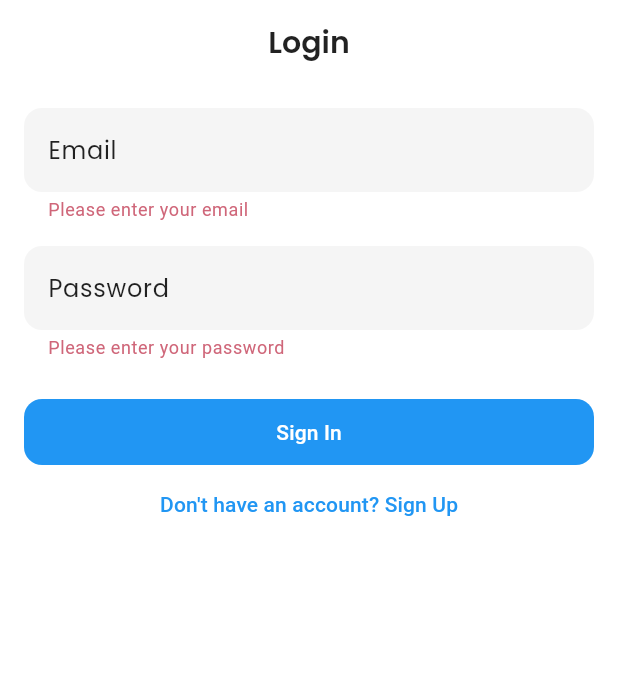
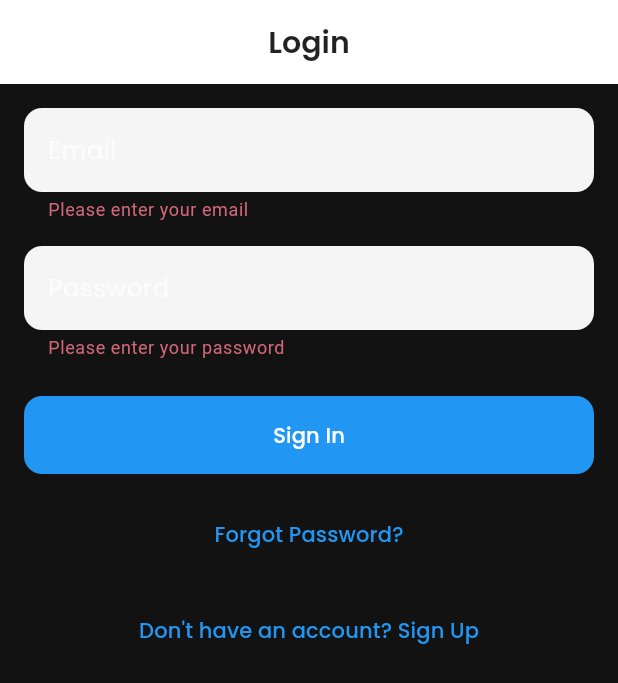
Before and after one commit to predictor47/Cointos, a Flutter app: the screen it shows after launch, after a tap on "Sign In", on a phone screen of 412 x 824 dp. Shown: the top 683 px of the screen. Run offline on Flutter 3.47's test engine with Material 3 defaults, Android fonts, the light colour scheme and no system bars; our stand-ins replace cloud_firestore, firebase_auth, firebase_core, fl_chart, flutter_fortune_wheel, google_fonts and 4 more; accounts and stored records are empty.

Commit message:
theme improvement login_screen

```diff
--- a/lib/screens/login_screen.dart
+++ b/lib/screens/login_screen.dart
@@ -1,5 +1,4 @@
 import 'package:firebase_auth/firebase_auth.dart' hide AuthProvider;
-import 'package:flutter/foundation.dart';
 import 'package:flutter/material.dart';
 import 'package:provider/provider.dart';
 import '../providers/auth_provider.dart';
@@ -8,6 +7,7 @@ import 'signup_screen.dart';
 import 'forgot_password_screen.dart';
 import 'home_screen.dart';
 import 'package:shared_preferences/shared_preferences.dart';
+import '../theme.dart';
 
 class LoginScreen extends StatefulWidget {
   const LoginScreen({super.key});
@@ -21,8 +21,6 @@ class _LoginScreenState extends State<LoginScreen>
   final _formKey = GlobalKey<FormState>();
   final _emailController = TextEditingController();
   final _passwordController = TextEditingController();
-
-  // Error message variables
 
   late AnimationController _animationController;
 
@@ -60,7 +58,6 @@ class _LoginScreenState extends State<LoginScreen>
           password: _passwordController.text,
         );
 
-        // Save login time
         final prefs = await SharedPreferences.getInstance();
         await prefs.setInt(
             'lastLoginTime', DateTime.now().millisecondsSinceEpoch);
@@ -70,23 +67,17 @@ class _LoginScreenState extends State<LoginScreen>
           MaterialPageRoute(builder: (context) => const HomeScreen()),
         );
       } on FirebaseAuthException catch (e) {
-        if (e.code == 'user-not-found') {
-          setState(() {});
-        } else if (e.code == 'wrong-password') {
-          setState(() {});
-        } else {
-          ScaffoldMessenger.of(context).showSnackBar(
-            SnackBar(
-              content: Text('An error occurred: ${e.message}'),
-              backgroundColor: Colors.red,
-            ),
-          );
-        }
+        ScaffoldMessenger.of(context).showSnackBar(
+          SnackBar(
+            content: Text('Error: ${e.message}'),
+            backgroundColor: UpgradedAppTheme.errorColor,
+          ),
+        );
       } catch (e) {
         ScaffoldMessenger.of(context).showSnackBar(
           SnackBar(
             content: Text('An error occurred: ${e.toString()}'),
-            backgroundColor: Colors.red,
+            backgroundColor: UpgradedAppTheme.errorColor,
           ),
         );
       } finally {
@@ -102,7 +93,11 @@ class _LoginScreenState extends State<LoginScreen>
     Provider.of<AuthProvider>(context);
 
     return Scaffold(
-      appBar: AppBar(title: const Text('Login')),
+      backgroundColor: UpgradedAppTheme.backgroundColor,
+      appBar: AppBar(
+        title: const Text('Login'),
+        elevation: 0,
+      ),
       body: SingleChildScrollView(
         child: Padding(
           padding: const EdgeInsets.all(16.0),
@@ -113,8 +108,17 @@ class _LoginScreenState extends State<LoginScreen>
               children: [
                 TextFormField(
                   controller: _emailController,
-                  decoration: const InputDecoration(labelText: 'Email'),
-                  style: const TextStyle(color: Colors.white),
+                  decoration: InputDecoration(
+                    labelText: 'Email',
+                    labelStyle: TextStyle(
+                      color: Colors.white.withOpacity(0.7),
+                      fontFamily: UpgradedAppTheme.fontFamily,
+                    ),
+                  ),
+                  style: TextStyle(
+                    color: Colors.white,
+                    fontFamily: UpgradedAppTheme.fontFamily,
+                  ),
                   validator: (value) {
                     if (value == null || value.isEmpty) {
                       return 'Please enter your email';
@@ -128,8 +132,17 @@ class _LoginScreenState extends State<LoginScreen>
                 const SizedBox(height: 16),
                 TextFormField(
                   controller: _passwordController,
-                  decoration: const InputDecoration(labelText: 'Password'),
-                  style: const TextStyle(color: Colors.white),
+                  decoration: InputDecoration(
+                    labelText: 'Password',
+                    labelStyle: TextStyle(
+                      color: Colors.white.withOpacity(0.7),
+                      fontFamily: UpgradedAppTheme.fontFamily,
+                    ),
+                  ),
+                  style: TextStyle(
+                    color: Colors.white,
+                    fontFamily: UpgradedAppTheme.fontFamily,
+                  ),
                   obscureText: true,
                   validator: (value) {
                     if (value == null || value.isEmpty) {
@@ -141,10 +154,38 @@ class _LoginScreenState extends State<LoginScreen>
                 const SizedBox(height: 24),
                 ElevatedButton(
                   onPressed: _signInWithEmailAndPassword,
+                  style: ElevatedButton.styleFrom(
+                    backgroundColor: UpgradedAppTheme.primaryColor,
+                    foregroundColor: Colors.white,
+                    padding: const EdgeInsets.symmetric(vertical: 16),
+                    shape: RoundedRectangleBorder(
+                      borderRadius: BorderRadius.circular(12),
+                    ),
+                  ),
                   child: _isLoading
                       ? const CircularProgressIndicator(color: Colors.white)
-                      : const Text('Sign In'),
+                      : Text('Sign In',
+                          style: TextStyle(
+                              fontFamily: UpgradedAppTheme.fontFamily)),
                 ),
+                const SizedBox(height: 16),
+                TextButton(
+                  onPressed: () {
+                    Navigator.push(
+                      context,
+                      MaterialPageRoute(
+                          builder: (context) => const ForgotPasswordScreen()),
+                    );
+                  },
+                  style: TextButton.styleFrom(
+                    foregroundColor: UpgradedAppTheme.primaryColor,
+                  ),
+                  child: Text(
+                    "Forgot Password?",
+                    style: TextStyle(fontFamily: UpgradedAppTheme.fontFamily),
+                  ),
+                ),
+                const SizedBox(height: 16),
                 TextButton(
                   onPressed: () {
                     Navigator.push(
@@ -153,7 +194,13 @@ class _LoginScreenState extends State<LoginScreen>
                           builder: (context) => const SignupScreen()),
                     );
                   },
-                  child: const Text("Don't have an account? Sign Up"),
+                  style: TextButton.styleFrom(
+                    foregroundColor: UpgradedAppTheme.primaryColor,
+                  ),
+                  child: Text(
+                    "Don't have an account? Sign Up",
+                    style: TextStyle(fontFamily: UpgradedAppTheme.fontFamily),
+                  ),
                 ),
               ],
             ),
--- a/lib/theme.dart
+++ b/lib/theme.dart
@@ -8,6 +8,7 @@ class UpgradedAppTheme {
   static const Color _surfaceColor =
       Color(0xFF1E1E1E); // Slightly Lighter Surface
   static const Color _errorColor = Color(0xFFCF6679); // Soft Red for Errors
+  static const String _fontFamily = 'Poppins';
 
   static ThemeData darkTheme = ThemeData(
     brightness: Brightness.dark,
@@ -253,4 +254,10 @@ class UpgradedAppTheme {
       ),
     ),
   );
+  static String get fontFamily => UpgradedAppTheme._fontFamily;
+  static Color get errorColor => UpgradedAppTheme._errorColor;
+  static Color get primaryColor => UpgradedAppTheme._primaryColor;
+  static Color get accentColor => UpgradedAppTheme._accentColor;
+  static Color get backgroundColor => UpgradedAppTheme._backgroundColor;
+  static Color get surfaceColor => UpgradedAppTheme._surfaceColor;
 }
```
